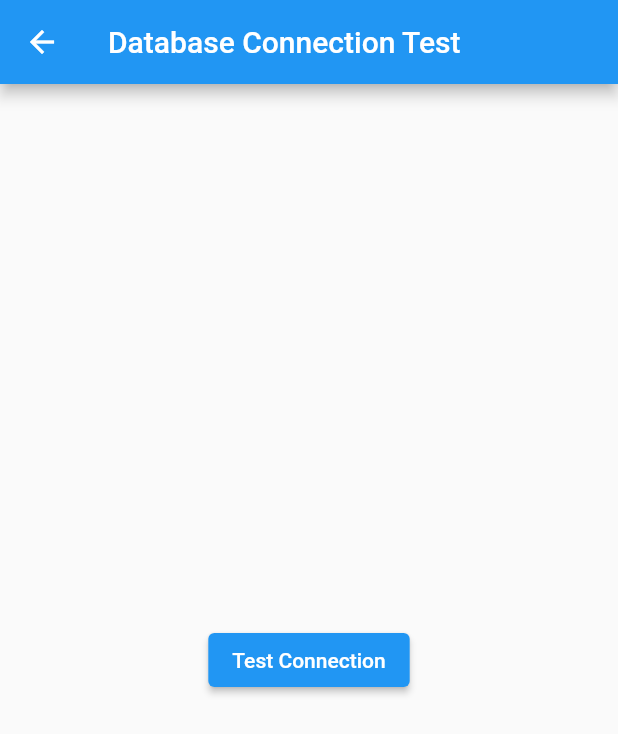
After one commit to peerobinz/workshop2, a Flutter app: the DatabaseTestPage screen opened directly, after a tap on "Test Connection", on a phone screen of 412 x 824 dp. The commit adds this screen. Shown: the top 734 px of the screen. Run offline on Flutter 3.47's test engine with Material 2 defaults, Android fonts, the phone set to English and light mode, and no system bars; missing offline and left inert: mysql1.

Commit message:
no message

```diff
--- /dev/null
+++ b/lib/data/database.dart
@@ -0,0 +1,33 @@
+import 'package:mysql1/mysql1.dart';
+
+class DatabaseHelper {
+  Future<void> fetchData() async {
+    MySqlConnection? conn;
+
+    try {
+      conn = await MySqlConnection.connect(ConnectionSettings(
+        host: 'mysql-peerobinz-peerobinz.aivencloud.com',
+        port: 13806,
+        user: 'avnadmin',
+        db: 'AppNotification',
+        password: 'AVNS_zMGhESqA5uEbOxeWshl',
+      ));
+
+      // If the code reaches here, connection is successful
+      print('Connected to the database successfully.');
+
+      final results = await conn.query(
+        'SELECT item_id, item_name, item_description, item_price, item_picture_url FROM AppNotification.MenuItems'
+      );
+
+      for (var row in results) {
+        print('Result: ${row[0]} ${row[1]}');
+      }
+    } catch (e, s) {
+      print('Exception: $e\nStack Trace: $s');
+    } finally {
+      await conn?.close();
+      print('Connection closed.');
+    }
+  }
+}
--- /dev/null
+++ b/lib/data/datapage.dart
@@ -0,0 +1,23 @@
+import 'package:flutter/material.dart';
+import 'package:workshop2test/data/database.dart';
+
+class DatabaseTestPage extends StatelessWidget {
+  final DatabaseHelper dbHelper = DatabaseHelper();
+
+  @override
+  Widget build(BuildContext context) {
+    return Scaffold(
+      appBar: AppBar(
+        title: Text('Database Connection Test'),
+      ),
+      body: Center(
+        child: ElevatedButton(
+          onPressed: () async {
+            await dbHelper.fetchData();
+          },
+          child: Text('Test Connection'),
+        ),
+      ),
+    );
+  }
+}
--- a/lib/screen/MainManuSC.dart
+++ b/lib/screen/MainManuSC.dart
@@ -1,5 +1,6 @@
 //import screen
 import 'package:flutter/material.dart';
+
 
 import 'package:workshop2test/screen/User_OrderSC.dart';
 import 'package:workshop2test/screen/User_PeymentSC.dart';
@@ -119,7 +120,9 @@ class _MainMenuState extends State<MainMenu> {
                 ),
                 const SizedBox(height: 50),
                 ElevatedButton(
-                  onPressed: () {},
+                  onPressed: () {
+
+                  },
                   style: ButtonStyle(
                     backgroundColor: MaterialStateProperty.all<Color>(
                       AppColors.primaryColor,
@@ -138,6 +141,32 @@ class _MainMenuState extends State<MainMenu> {
                     style: TextStyle(color: Colors.white, fontSize: 20),
                   ),
                 ),
+                const SizedBox(height: 50),
+          //ElevatedButton(
+          //  onPressed: () {
+            //  Navigator.push(
+             //   context,
+             //   MaterialPageRoute(builder: (context) => DatabaseTestPage()),
+            //  );
+           // },
+          //  style: ButtonStyle(
+          //    backgroundColor: MaterialStateProperty.all<Color>(
+           //     AppColors.primaryColor,
+           //   ),
+           //   fixedSize:
+           //       MaterialStateProperty.all<Size>(const Size(250, 60)),
+           //   shape: MaterialStateProperty.all<RoundedRectangleBorder>(
+           //     RoundedRectangleBorder(
+            //      borderRadius: BorderRadius.circular(
+            //          15), // Adjust this value for the desired corner radius
+            //    ),
+           //   ),
+         //   ),
+         //   child: const Text(
+          //    'ทดสอบการเชื่อมต่อ',
+          //    style: TextStyle(color: Colors.white, fontSize: 20),
+         //   ),
+         // ),
               ],
             ),
           ],
--- a/lib/screen/User_StatusSC.dart
+++ b/lib/screen/User_StatusSC.dart
@@ -3,7 +3,6 @@ import 'package:workshop2test/Dialog/services_dialog.dart';
 import 'package:workshop2test/Text/my_text.dart';
 import 'package:workshop2test/manu/meal.dart';
 import 'package:workshop2test/screen/MainManuSC.dart';
-import 'package:workshop2test/screen/User_PeymentSC.dart';
 
 class UserStatus extends StatefulWidget {
   final List<Meal> selectedMeals;
@@ -44,8 +43,10 @@ class _UserStatusState extends State<UserStatus> {
                 onPressed: () {
                   Navigator.push(
                     context,
-                    MaterialPageRoute(
-                        builder: (context) => const PaymentPage()),
+                      MaterialPageRoute(
+                          builder: (context) => const UserStatus(
+                                selectedMeals: [],
+                              )),
                   );
                 },
               ),
--- a/pubspec.yaml
+++ b/pubspec.yaml
@@ -31,6 +31,8 @@ dependencies:
   flutter:
     sdk: flutter
   http: ^0.13.3
+  mysql1: ^0.20.0
+
 
 
   # The following adds the Cupertino Icons font to your application.
```
Also changed, not shown: lib/data/datadisplay.dart (added), pubspec.lock.
